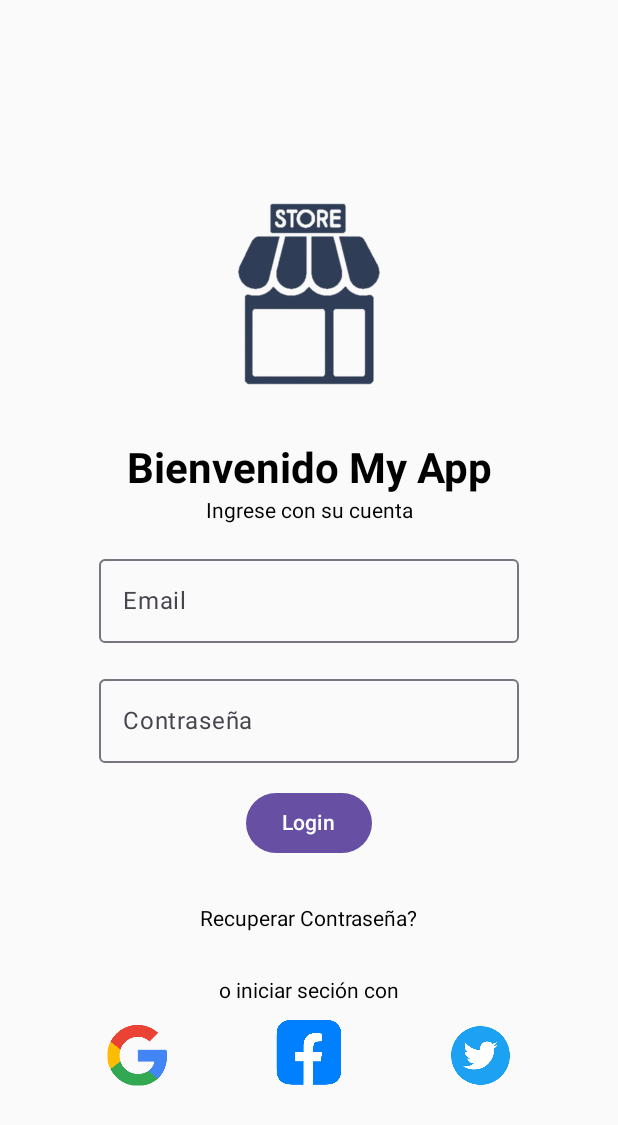
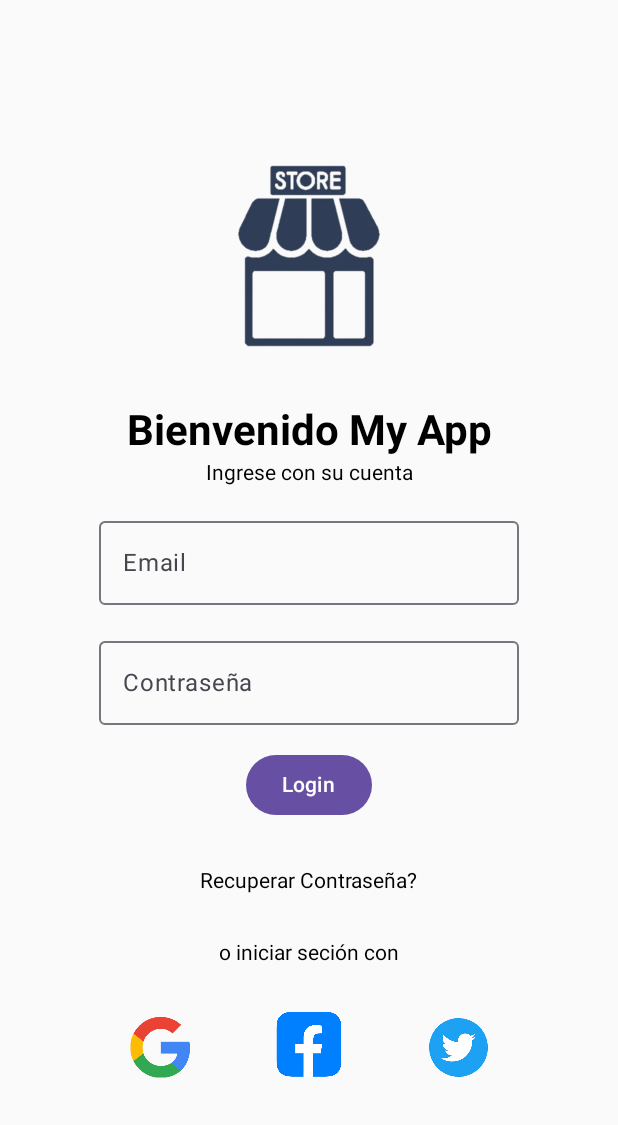
Before and after one commit to MarceloAcunaOsorio/APPSemana_4, an Android app built with Jetpack Compose: the screen it shows after launch (MainActivity), on a phone screen of 412 x 824 dp. Shown: the top 1125 px of the screen. Run offline under Robolectric (Android 15) with nearby library versions, the phone set to English and light mode, and no system bars.

Commit message:
se alinean en fila los logos de RRSS

```diff
--- a/app/src/main/java/com/marceloacuna/appsemana4/LoginScreen.kt
+++ b/app/src/main/java/com/marceloacuna/appsemana4/LoginScreen.kt
@@ -9,6 +9,7 @@ import androidx.compose.foundation.layout.Spacer
 import androidx.compose.foundation.layout.fillMaxSize
 import androidx.compose.foundation.layout.fillMaxWidth
 import androidx.compose.foundation.layout.height
+import androidx.compose.foundation.layout.padding
 import androidx.compose.foundation.layout.size
 import androidx.compose.material3.Button
 import androidx.compose.material3.OutlinedTextField
@@ -78,11 +79,9 @@ fun LoginScreen() {
 
       Text(text = "o iniciar seción con")
 
-      //salto de linea
-      Spacer(modifier = Modifier.height(10.dp))
 
       Row (
-         modifier = Modifier.fillMaxWidth(),
+         modifier = Modifier.fillMaxWidth().padding(30.dp),
          horizontalArrangement = Arrangement.SpaceEvenly
       )
 
```
